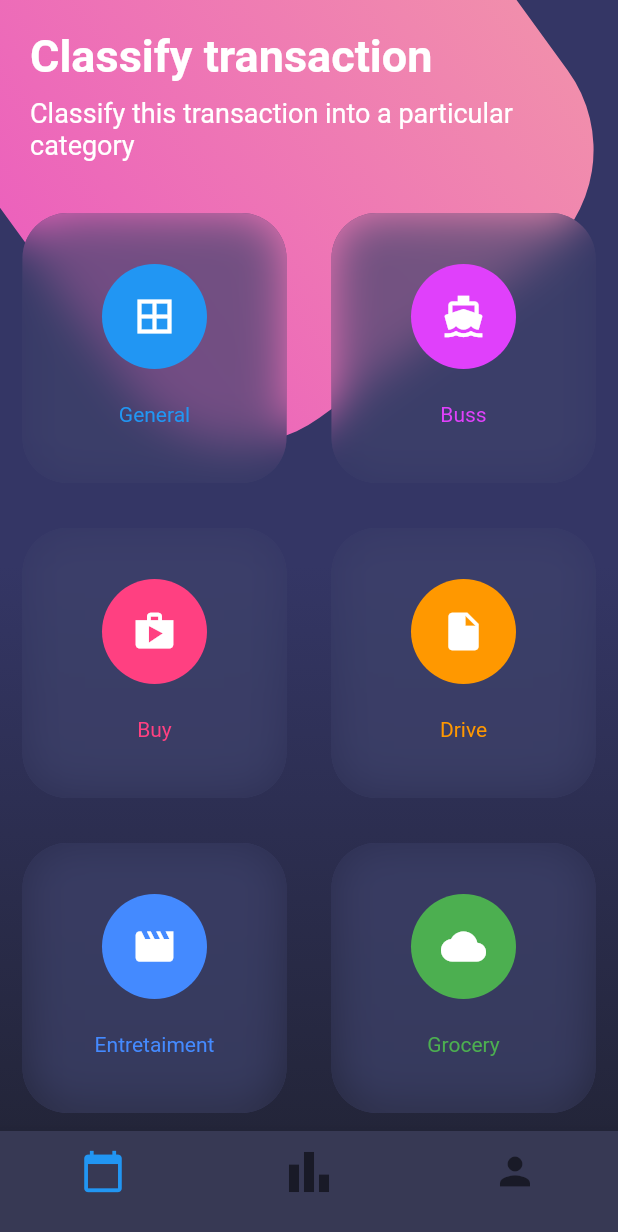
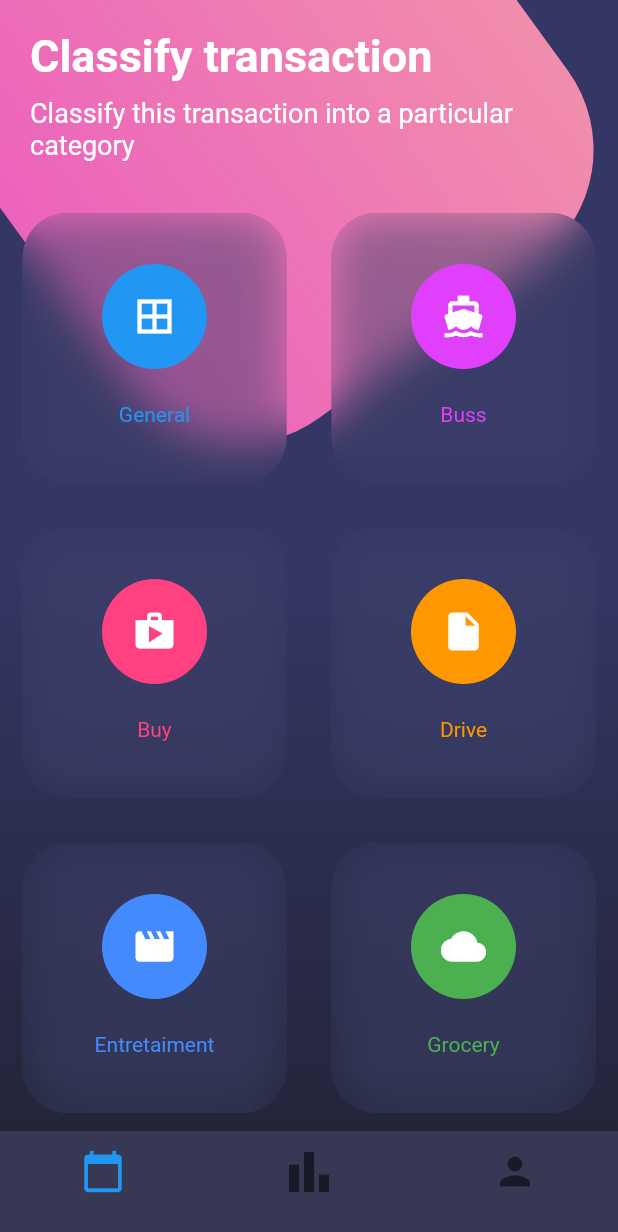
Before and after one commit to cesaroer/FlutterDise-os, a Flutter app: the screen it shows after launch, on a phone screen of 412 x 824 dp. Shown: the top 1232 px of the screen. Run offline on Flutter 3.47's test engine with Material 2 defaults, Android fonts, the phone set to English and light mode, and no system bars.

Commit message:
Exact Blur Yeahh

```diff
--- a/lib/src/pages/botones_page.dart
+++ b/lib/src/pages/botones_page.dart
@@ -166,7 +166,7 @@ class BotonesPage extends StatelessWidget {
       height: 180.0,
       margin: EdgeInsets.all(15.0),
       decoration: BoxDecoration(
-        color: Color.fromRGBO(62, 66, 107, 0.70),
+        color: Color.fromRGBO(62, 66, 107, 0.5),
         borderRadius: BorderRadius.circular(30.0),
       ),
       child: ClipRRect(
```
